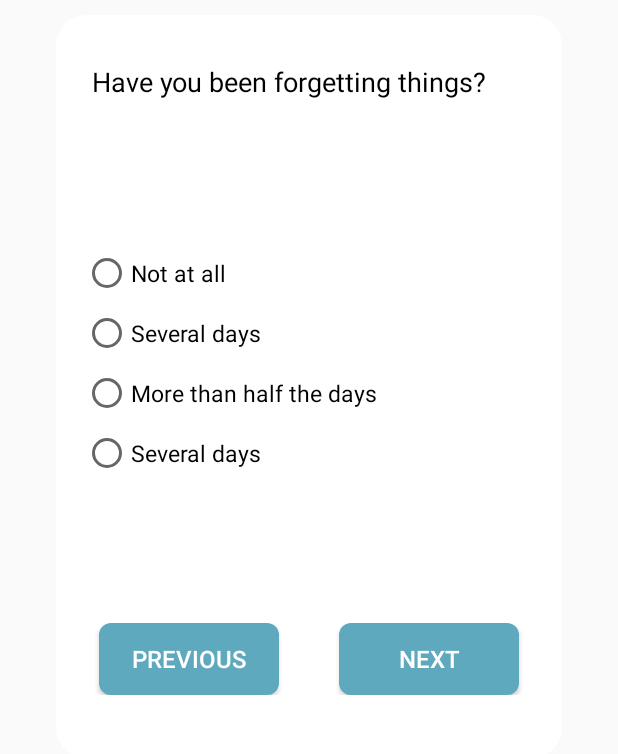
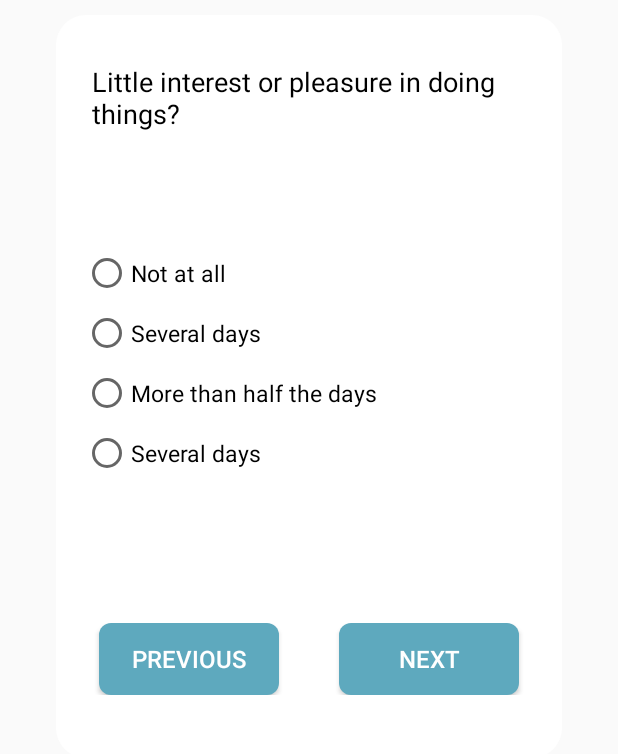
Before and after one commit to Sanduni-Ridmika/Together-app, an Android app: the Questionnaire screen opened directly, with no data from a screen before it, on a phone screen of 412 x 824 dp, the part 261-1015 px from its top. Run offline under Robolectric (Android 15) with nearby library versions, the phone set to English and light mode, and no system bars.

Commit message:
added the function to change questions when the user clicks on the button

```diff
--- a/TogetherApp/app/src/main/AndroidManifest.xml
+++ b/TogetherApp/app/src/main/AndroidManifest.xml
@@ -13,6 +13,9 @@
         android:supportsRtl="true"
         android:theme="@style/Theme.TogetherApp"
         tools:targetApi="31">
+        <activity
+            android:name=".Results"
+            android:exported="false" />
         <activity
             android:name=".InfoDisplay"
             android:exported="false" />
--- a/TogetherApp/app/src/main/java/com/example/togetherapp/Questionnaire.kt
+++ b/TogetherApp/app/src/main/java/com/example/togetherapp/Questionnaire.kt
@@ -1,11 +1,70 @@
 package com.example.togetherapp
 
+import android.content.Intent
 import androidx.appcompat.app.AppCompatActivity
 import android.os.Bundle
+import android.widget.Button
+import android.widget.RadioGroup
+import android.widget.TextView
 
 class Questionnaire : AppCompatActivity() {
+
+    // defining the questions list
+    private val questions = listOf(
+        "Little interest or pleasure in doing things?",
+        "Feeling down, depressed, or hopeless?",
+        "Trouble falling or staying asleep, or sleeping too much?",
+        "Feeling tired or having little energy?",
+        "Poor appetite or overeating?",
+        "Feeling memory loss or having trouble remembering?",
+        "Feeling bad about yourself or that you are a failure or have let yourself or your family down?",
+        "Trouble concentrating on things, such as reading the newspaper or watching television?",
+        "Moving or speaking so slowly or have been moving around a lot more than usual that other people could have noticed?",
+        "Aches or pains, headaches, cramps, or digestive problems without a clear physical cause and/or that do not ease even with treatment?",
+        "Thoughts that you would be better off dead, or hurting yourself in some way?"
+    )
+    // Define the current question index
+    private var currentQuestionIndex = 0
+
+    // Get references to the UI elements
+    private lateinit var previousButton: Button
+    private lateinit var nextButton: Button
+    private lateinit var optionsRadioGroup: RadioGroup
+
     override fun onCreate(savedInstanceState: Bundle?) {
         super.onCreate(savedInstanceState)
         setContentView(R.layout.activity_questionnaire)
+
+        // Initialize UI elements
+        previousButton = findViewById(R.id.previous_button)
+        nextButton = findViewById(R.id.next_button)
+        optionsRadioGroup = findViewById(R.id.options_radio_group)
+
+        showCurrentQuestion()
+
+        previousButton.setOnClickListener {
+            // Decrement the current question index and update the question text to previous question
+            if (currentQuestionIndex > 0) {
+                currentQuestionIndex--
+                showCurrentQuestion()
+            }
+        }
+        nextButton.setOnClickListener {
+            // Increment the current question index and update the question text to next question
+            if (currentQuestionIndex < questions.size - 1) {
+                currentQuestionIndex++
+                showCurrentQuestion()
+            } else {
+                // all questions answered, show results page
+                val intent = Intent(this, Results::class.java)
+                startActivity(intent)
+            }
+        }
+    }
+    // display the current question
+    private fun showCurrentQuestion() {
+        val questionText = findViewById<TextView>(R.id.question_text)
+        optionsRadioGroup.clearCheck()
+        questionText.text = questions[currentQuestionIndex]
     }
 }
--- a/TogetherApp/app/src/main/res/layout/activity_info_display.xml
+++ b/TogetherApp/app/src/main/res/layout/activity_info_display.xml
@@ -44,7 +44,7 @@
             android:layout_gravity="center_horizontal|top"
             android:layout_marginTop="80dp"
             android:gravity="center"
-            android:text="Depression is a mental health disorder characterized by persistent feelings of sadness, hopelessness, and a loss of interest in activities that were once enjoyable. It can affect a person's thoughts, behavior, and overall well-being.Some common symptoms of depression include low mood, lack of energy, sleep disturbances, changes in appetite or weight, difficulty concentrating, feelings of worthlessness or guilt, and thoughts of suicide or self-harm. Depression can be caused by a variety of factors, including biological, genetic, environmental, and psychological factors. "
+            android:text="Depression is a mental health disorder that is characterized by persistent feelings of sadness, hopelessness, and a loss of interest in activities that were once enjoyable. It can affect a person's thoughts, behavior, and overall well-being. Depression can be caused by a variety of factors, including biological, genetic, environmental, and psychological factors. Some common symptoms of depression include low mood, lack of energy, sleep disturbances, changes in appetite or weight, difficulty concentrating, feelings of worthlessness or guilt, and thoughts of suicide or self-harm."
             android:textColor="@android:color/black"
             android:textSize="18sp" />
 
```
Also changed, not shown: TogetherApp/app/src/main/java/com/example/togetherapp/Results.kt (added, +11 -0 lines), TogetherApp/app/src/main/res/layout/activity_results.xml (added, +17 -0 lines).
